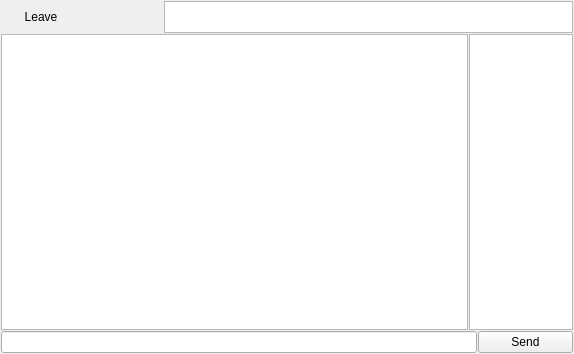
Qt form ui/irc-channel-box.ui (berndhs/egalite) before a commit.
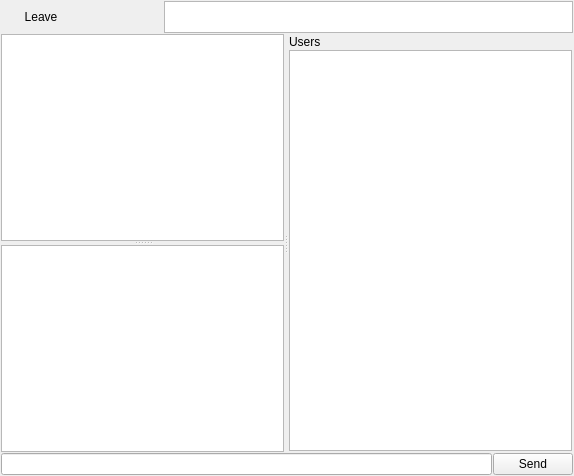
The same form after that commit. Icons and pictures are not drawn.

The edit to the form file:
```diff
--- a/ui/irc-channel-box.ui
+++ b/ui/irc-channel-box.ui
@@ -7,7 +7,7 @@
     <x>0</x>
     <y>0</y>
     <width>574</width>
-    <height>354</height>
+    <height>476</height>
    </rect>
   </property>
   <property name="windowTitle">
@@ -78,14 +78,43 @@
     </widget>
    </item>
    <item row="1" column="0" colspan="4">
-    <layout class="QHBoxLayout" name="horizontalLayout">
-     <item>
+    <widget class="QSplitter" name="horizonSplitter">
+     <property name="orientation">
+      <enum>Qt::Horizontal</enum>
+     </property>
+     <widget class="QSplitter" name="splitter">
+      <property name="orientation">
+       <enum>Qt::Vertical</enum>
+      </property>
       <widget class="QTextBrowser" name="chanHistory">
        <property name="sizePolicy">
         <sizepolicy hsizetype="Expanding" vsizetype="Expanding">
-         <horstretch>90</horstretch>
+         <horstretch>8</horstretch>
          <verstretch>0</verstretch>
         </sizepolicy>
+       </property>
+      </widget>
+      <widget class="QTextBrowser" name="rawLog">
+       <property name="sizePolicy">
+        <sizepolicy hsizetype="Expanding" vsizetype="Expanding">
+         <horstretch>8</horstretch>
+         <verstretch>0</verstretch>
+        </sizepolicy>
+       </property>
+      </widget>
+     </widget>
+     <widget class="QWidget" name="">
+      <layout class="QVBoxLayout" name="verticalLayout">
+       <item>
+        <widget class="QLabel" name="label">
+         <property name="sizePolicy">
+          <sizepolicy hsizetype="Preferred" vsizetype="Preferred">
+           <horstretch>0</horstretch>
+           <verstretch>0</verstretch>
+          </sizepolicy>
+         </property>
+         <property name="text">
+          <string>Users</string>
        </property>
       </widget>
      </item>
@@ -93,10 +122,16 @@
       <widget class="QListWidget" name="chanUsers">
        <property name="sizePolicy">
         <sizepolicy hsizetype="Expanding" vsizetype="Expanding">
-         <horstretch>20</horstretch>
+           <horstretch>0</horstretch>
          <verstretch>0</verstretch>
         </sizepolicy>
        </property>
+         <property name="maximumSize">
+          <size>
+           <width>500</width>
+           <height>16777215</height>
+          </size>
+         </property>
        <property name="editTriggers">
         <set>QAbstractItemView::NoEditTriggers</set>
        </property>
@@ -106,14 +141,29 @@
       </widget>
      </item>
     </layout>
+     </widget>
+    </widget>
    </item>
    <item row="2" column="0" colspan="4">
-    <layout class="QHBoxLayout" name="sendlineLayout" stretch="5,1">
+    <layout class="QHBoxLayout" name="sendlineLayout" stretch="0,1">
      <item>
-      <widget class="QLineEdit" name="textEnter"/>
+      <widget class="QLineEdit" name="textEnter">
+       <property name="sizePolicy">
+        <sizepolicy hsizetype="Expanding" vsizetype="Fixed">
+         <horstretch>90</horstretch>
+         <verstretch>0</verstretch>
+        </sizepolicy>
+       </property>
+      </widget>
      </item>
      <item>
       <widget class="QPushButton" name="sendButton">
+       <property name="sizePolicy">
+        <sizepolicy hsizetype="Minimum" vsizetype="Fixed">
+         <horstretch>10</horstretch>
+         <verstretch>0</verstretch>
+        </sizepolicy>
+       </property>
        <property name="text">
         <string>Send</string>
        </property>
```
Lines whose indentation alone changed are shown as unchanged.
